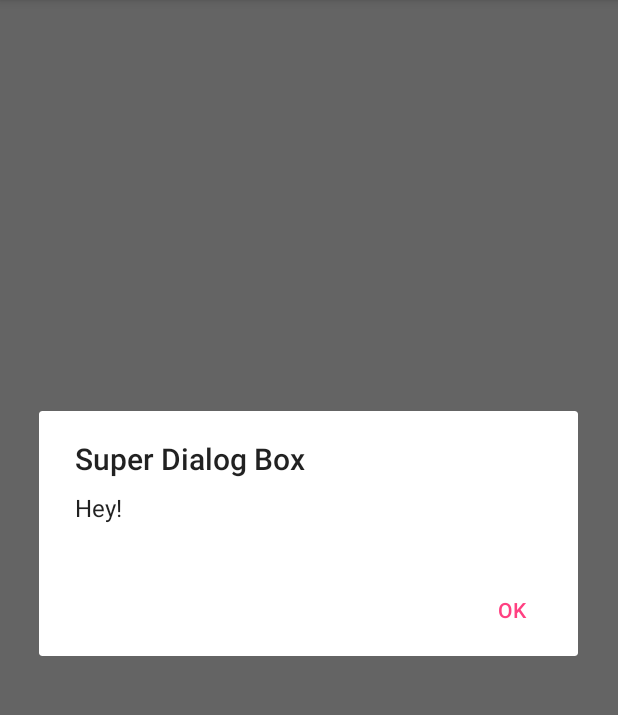
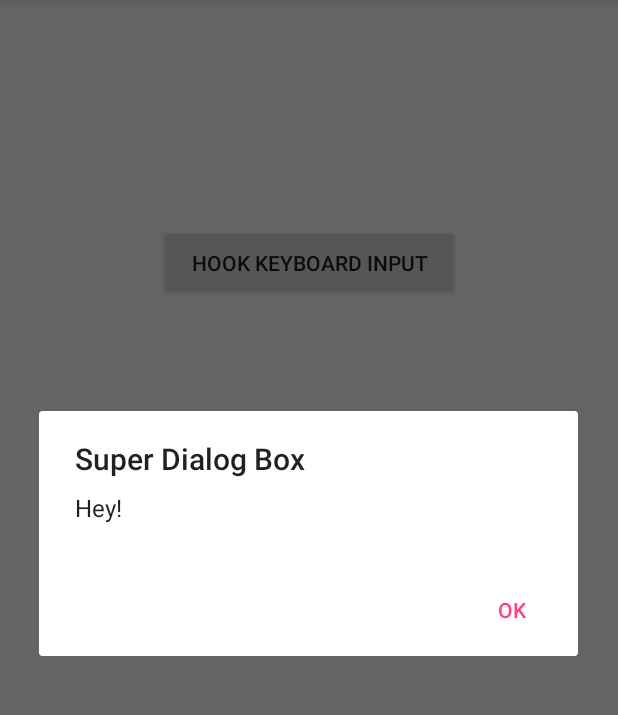
Before and after one commit to Tolea86/WP_ANDROID, an Android app: the screen it shows after launch (MainActivity), after a tap on "DISPLAY ALERT", on a phone screen of 412 x 824 dp, the part 84-799 px from its top. Run offline under Robolectric (Android 15) with nearby library versions, the phone set to English and light mode, and no system bars.

Commit message:
Hooked 2 keyboard inputs with 2 different actions.

```diff
--- a/LAB_2/PW_LAB2/app/src/main/res/layout/activity_main.xml
+++ b/LAB_2/PW_LAB2/app/src/main/res/layout/activity_main.xml
@@ -15,4 +15,13 @@
         android:text="Display Alert"
         />
 
+    <Button
+        android:layout_width="200dp"
+        android:layout_height="50dp"
+        android:layout_centerHorizontal="true"
+        android:id="@+id/hookKeyboardInputButton"
+        android:layout_marginTop="150dp"
+        android:text="Hook Keyboard INPUT"
+        />
+
 </RelativeLayout>
```
Also changed, not shown: LAB_2/PW_LAB2/app/src/main/java/com/tolea/pw_lab2/MainActivity.java (+62 -0 lines).
